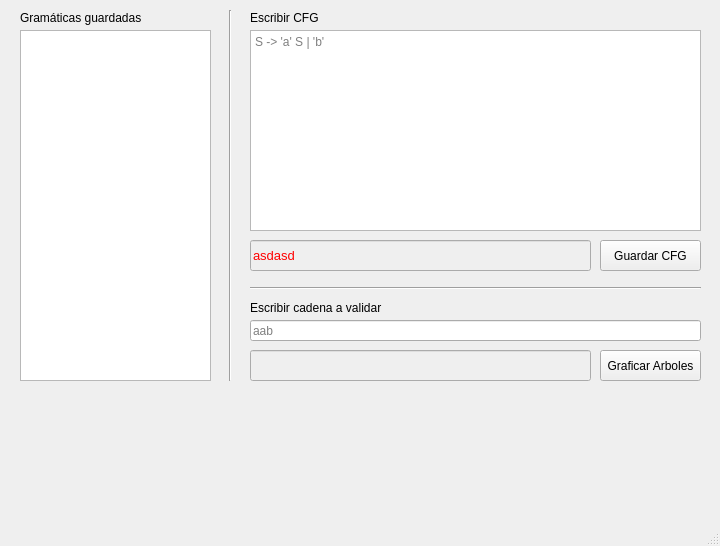
Qt form interfaz/interfaz.ui (alexismorison95/CFG-QT) before a commit.
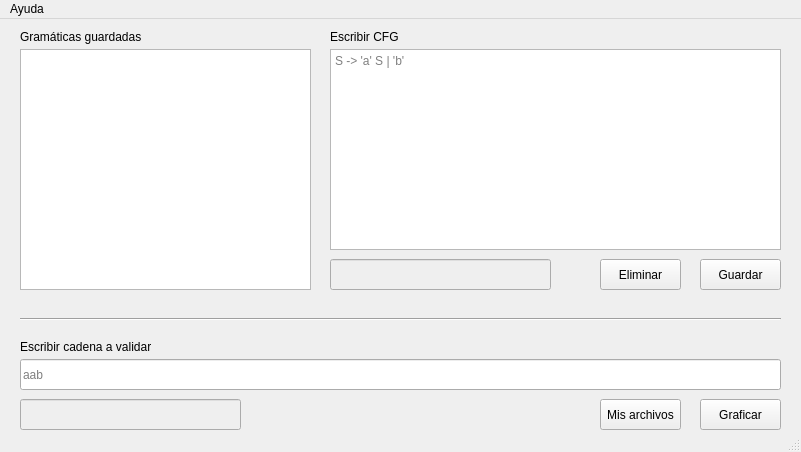
The same form after that commit. Icons and pictures are not drawn.

Commit message: modulos archivos y cfg + ui

Diff of the .ui file:
```diff
--- a/interfaz/interfaz.ui
+++ b/interfaz/interfaz.ui
@@ -2,12 +2,15 @@
 <ui version="4.0">
  <class>MainWindow</class>
  <widget class="QMainWindow" name="MainWindow">
+  <property name="enabled">
+   <bool>true</bool>
+  </property>
   <property name="geometry">
    <rect>
     <x>0</x>
     <y>0</y>
-    <width>720</width>
-    <height>546</height>
+    <width>801</width>
+    <height>452</height>
    </rect>
   </property>
   <property name="windowTitle">
@@ -17,32 +20,6 @@
    <string notr="true"/>
   </property>
   <widget class="QWidget" name="centralwidget">
-   <widget class="QListView" name="listViewCFG">
-    <property name="geometry">
-     <rect>
-      <x>20</x>
-      <y>30</y>
-      <width>191</width>
-      <height>351</height>
-     </rect>
-    </property>
-    <property name="styleSheet">
-     <string notr="true"/>
-    </property>
-   </widget>
-   <widget class="Line" name="line">
-    <property name="geometry">
-     <rect>
-      <x>220</x>
-      <y>10</y>
-      <width>20</width>
-      <height>371</height>
-     </rect>
-    </property>
-    <property name="orientation">
-     <enum>Qt::Vertical</enum>
-    </property>
-   </widget>
    <widget class="QLabel" name="label">
     <property name="geometry">
      <rect>
@@ -65,7 +42,7 @@
    <widget class="QLabel" name="label_2">
     <property name="geometry">
      <rect>
-      <x>250</x>
+      <x>330</x>
       <y>10</y>
       <width>241</width>
       <height>16</height>
@@ -84,22 +61,31 @@
    <widget class="QLineEdit" name="lineEditCadena">
     <property name="geometry">
      <rect>
-      <x>250</x>
-      <y>320</y>
-      <width>451</width>
-      <height>21</height>
+      <x>20</x>
+      <y>340</y>
+      <width>761</width>
+      <height>31</height>
      </rect>
     </property>
+    <property name="autoFillBackground">
+     <bool>false</bool>
+    </property>
+    <property name="frame">
+     <bool>true</bool>
+    </property>
     <property name="placeholderText">
      <string>aab</string>
     </property>
+    <property name="clearButtonEnabled">
+     <bool>true</bool>
+    </property>
    </widget>
    <widget class="QLabel" name="label_3">
     <property name="geometry">
      <rect>
-      <x>250</x>
-      <y>300</y>
-      <width>241</width>
+      <x>20</x>
+      <y>320</y>
+      <width>131</width>
       <height>16</height>
      </rect>
     </property>
@@ -113,28 +99,24 @@
      <set>Qt::AlignLeading|Qt::AlignLeft|Qt::AlignVCenter</set>
     </property>
    </widget>
-   <widget class="QPushButton" name="btnGraficarArbol">
-    <property name="geometry">
-     <rect>
-      <x>600</x>
-      <y>350</y>
-      <width>101</width>
-      <height>31</height>
-     </rect>
-    </property>
-    <property name="text">
-     <string>Graficar Arboles</string>
-    </property>
-   </widget>
    <widget class="QTextEdit" name="textEditCFG">
     <property name="geometry">
      <rect>
-      <x>250</x>
+      <x>330</x>
       <y>30</y>
       <width>451</width>
       <height>201</height>
      </rect>
     </property>
+    <property name="styleSheet">
+     <string notr="true"/>
+    </property>
+    <property name="frameShape">
+     <enum>QFrame::StyledPanel</enum>
+    </property>
+    <property name="frameShadow">
+     <enum>QFrame::Plain</enum>
+    </property>
     <property name="placeholderText">
      <string>S -&gt; 'a' S | 'b'</string>
     </property>
@@ -142,98 +124,69 @@
    <widget class="QPushButton" name="btnGuardarCFG">
     <property name="geometry">
      <rect>
-      <x>600</x>
+      <x>700</x>
       <y>240</y>
-      <width>101</width>
+      <width>81</width>
       <height>31</height>
      </rect>
     </property>
-    <property name="text">
+    <property name="toolTip">
      <string>Guardar CFG</string>
     </property>
-   </widget>
-   <widget class="QLabel" name="labelInfoCFG">
-    <property name="geometry">
-     <rect>
-      <x>250</x>
-      <y>430</y>
-      <width>341</width>
-      <height>21</height>
-     </rect>
-    </property>
-    <property name="layoutDirection">
-     <enum>Qt::LeftToRight</enum>
-    </property>
-    <property name="styleSheet">
-     <string notr="true">font: 10pt &quot;MS Shell Dlg 2&quot;;</string>
-    </property>
     <property name="text">
-     <string/>
+     <string>Guardar</string>
     </property>
-    <property name="alignment">
-     <set>Qt::AlignLeading|Qt::AlignLeft|Qt::AlignVCenter</set>
-    </property>
-   </widget>
-   <widget class="QLabel" name="labelCadenaVF">
-    <property name="geometry">
-     <rect>
-      <x>130</x>
-      <y>460</y>
-      <width>341</width>
-      <height>31</height>
-     </rect>
-    </property>
-    <property name="layoutDirection">
-     <enum>Qt::LeftToRight</enum>
-    </property>
-    <property name="styleSheet">
-     <string notr="true">font: 10pt &quot;MS Shell Dlg 2&quot;;</string>
-    </property>
-    <property name="text">
-     <string/>
-    </property>
-    <property name="alignment">
-     <set>Qt::AlignLeading|Qt::AlignLeft|Qt::AlignVCenter</set>
+    <property name="flat">
+     <bool>false</bool>
     </property>
    </widget>
    <widget class="Line" name="line_2">
     <property name="geometry">
      <rect>
-      <x>250</x>
-      <y>280</y>
-      <width>451</width>
-      <height>16</height>
+      <x>20</x>
+      <y>290</y>
+      <width>761</width>
+      <height>20</height>
      </rect>
     </property>
     <property name="orientation">
      <enum>Qt::Horizontal</enum>
     </property>
    </widget>
-   <widget class="QLineEdit" name="lineEditCadena_2">
+   <widget class="QLineEdit" name="lineEditCFGVF">
     <property name="enabled">
      <bool>false</bool>
     </property>
     <property name="geometry">
      <rect>
-      <x>250</x>
+      <x>330</x>
       <y>240</y>
-      <width>341</width>
+      <width>221</width>
       <height>31</height>
      </rect>
     </property>
     <property name="font">
      <font>
       <pointsize>10</pointsize>
+      <weight>50</weight>
+      <bold>false</bold>
+      <strikeout>false</strikeout>
      </font>
     </property>
     <property name="mouseTracking">
      <bool>false</bool>
     </property>
+    <property name="autoFillBackground">
+     <bool>false</bool>
+    </property>
     <property name="styleSheet">
      <string notr="true">color: rgb(255, 0, 0);</string>
     </property>
     <property name="text">
-     <string>asdasd</string>
+     <string/>
+    </property>
+    <property name="alignment">
+     <set>Qt::AlignCenter</set>
     </property>
     <property name="readOnly">
      <bool>true</bool>
@@ -242,15 +195,15 @@
      <string/>
     </property>
    </widget>
-   <widget class="QLineEdit" name="lineEditCadena_3">
+   <widget class="QLineEdit" name="lineEditCadenaVF">
     <property name="enabled">
      <bool>false</bool>
     </property>
     <property name="geometry">
      <rect>
-      <x>250</x>
-      <y>350</y>
-      <width>341</width>
+      <x>20</x>
+      <y>380</y>
+      <width>221</width>
       <height>31</height>
      </rect>
     </property>
@@ -262,9 +215,15 @@
     <property name="mouseTracking">
      <bool>false</bool>
     </property>
+    <property name="styleSheet">
+     <string notr="true">color: rgb(0, 170, 0);</string>
+    </property>
     <property name="text">
      <string/>
     </property>
+    <property name="alignment">
+     <set>Qt::AlignCenter</set>
+    </property>
     <property name="readOnly">
      <bool>true</bool>
     </property>
@@ -272,18 +231,131 @@
      <string/>
     </property>
    </widget>
+   <widget class="QPushButton" name="btnEliminarCFG">
+    <property name="geometry">
+     <rect>
+      <x>600</x>
+      <y>240</y>
+      <width>81</width>
+      <height>31</height>
+     </rect>
+    </property>
+    <property name="toolTip">
+     <string>Eliminar CFG</string>
+    </property>
+    <property name="text">
+     <string>Eliminar</string>
+    </property>
+   </widget>
+   <widget class="QPushButton" name="btnGraficar">
+    <property name="geometry">
+     <rect>
+      <x>700</x>
+      <y>380</y>
+      <width>81</width>
+      <height>31</height>
+     </rect>
+    </property>
+    <property name="toolTip">
+     <string>Graficar arboles</string>
+    </property>
+    <property name="whatsThis">
+     <string/>
+    </property>
+    <property name="text">
+     <string>Graficar</string>
+    </property>
+   </widget>
+   <widget class="QPushButton" name="btnArchivos">
+    <property name="geometry">
+     <rect>
+      <x>600</x>
+      <y>380</y>
+      <width>81</width>
+      <height>31</height>
+     </rect>
+    </property>
+    <property name="toolTip">
+     <string>Ver arboles generados</string>
+    </property>
+    <property name="whatsThis">
+     <string/>
+    </property>
+    <property name="text">
+     <string>Mis archivos</string>
+    </property>
+   </widget>
+   <widget class="QTableWidget" name="tableWidget">
+    <property name="geometry">
+     <rect>
+      <x>20</x>
+      <y>30</y>
+      <width>291</width>
+      <height>241</height>
+     </rect>
+    </property>
+    <property name="selectionBehavior">
+     <enum>QAbstractItemView::SelectRows</enum>
+    </property>
+    <attribute name="horizontalHeaderHighlightSections">
+     <bool>false</bool>
+    </attribute>
+    <attribute name="verticalHeaderHighlightSections">
+     <bool>false</bool>
+    </attribute>
+   </widget>
+   <zorder>lineEditCadenaVF</zorder>
+   <zorder>lineEditCFGVF</zorder>
+   <zorder>label</zorder>
+   <zorder>label_2</zorder>
+   <zorder>label_3</zorder>
+   <zorder>btnGuardarCFG</zorder>
+   <zorder>line_2</zorder>
+   <zorder>btnEliminarCFG</zorder>
+   <zorder>btnGraficar</zorder>
+   <zorder>btnArchivos</zorder>
+   <zorder>textEditCFG</zorder>
+   <zorder>lineEditCadena</zorder>
+   <zorder>tableWidget</zorder>
   </widget>
   <widget class="QMenuBar" name="menubar">
    <property name="geometry">
     <rect>
      <x>0</x>
      <y>0</y>
-     <width>720</width>
+     <width>801</width>
      <height>21</height>
     </rect>
    </property>
+   <widget class="QMenu" name="menuAyuda">
+    <property name="title">
+     <string>Ayuda</string>
+    </property>
+    <addaction name="actionComo_usar"/>
+    <addaction name="separator"/>
+    <addaction name="actionAcerca_de"/>
+   </widget>
+   <addaction name="menuAyuda"/>
   </widget>
   <widget class="QStatusBar" name="statusbar"/>
+  <action name="actionComo_usar">
+   <property name="icon">
+    <iconset>
+     <normaloff>C:/Users/alexi/Dropbox/Mi Carpeta/Iconos/question1.png</normaloff>C:/Users/alexi/Dropbox/Mi Carpeta/Iconos/question1.png</iconset>
+   </property>
+   <property name="text">
+    <string>Cómo usar</string>
+   </property>
+  </action>
+  <action name="actionAcerca_de">
+   <property name="icon">
+    <iconset>
+     <normaloff>C:/Users/alexi/Dropbox/Mi Carpeta/Iconos/info1.png</normaloff>C:/Users/alexi/Dropbox/Mi Carpeta/Iconos/info1.png</iconset>
+   </property>
+   <property name="text">
+    <string>Acerca de</string>
+   </property>
+  </action>
  </widget>
  <resources/>
  <connections/>
```
The commit also changes 11 other files.
